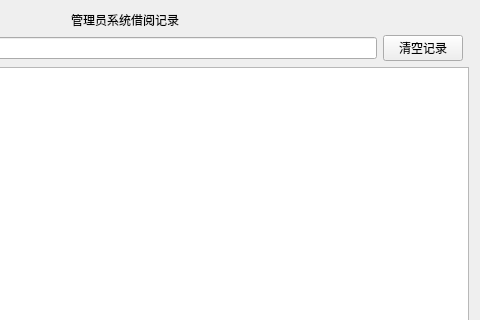
Qt form bookmgr/cell/cell_bookhis.ui (ZF-Xie/book-manager) before a commit; both pictures show x 138 to 618 and y 0 to 320 of the 618 by 525 pixel window.
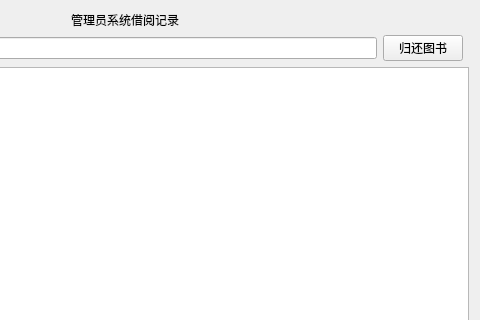
The same form after that commit.

```diff
--- a/bookmgr/cell/cell_bookhis.ui
+++ b/bookmgr/cell/cell_bookhis.ui
@@ -40,7 +40,7 @@
    <item row="1" column="2">
     <widget class="QPushButton" name="btn_return">
      <property name="text">
-      <string>清空记录</string>
+      <string>归还图书</string>
      </property>
      <property name="name" stdset="0">
       <string>btn</string>
```
